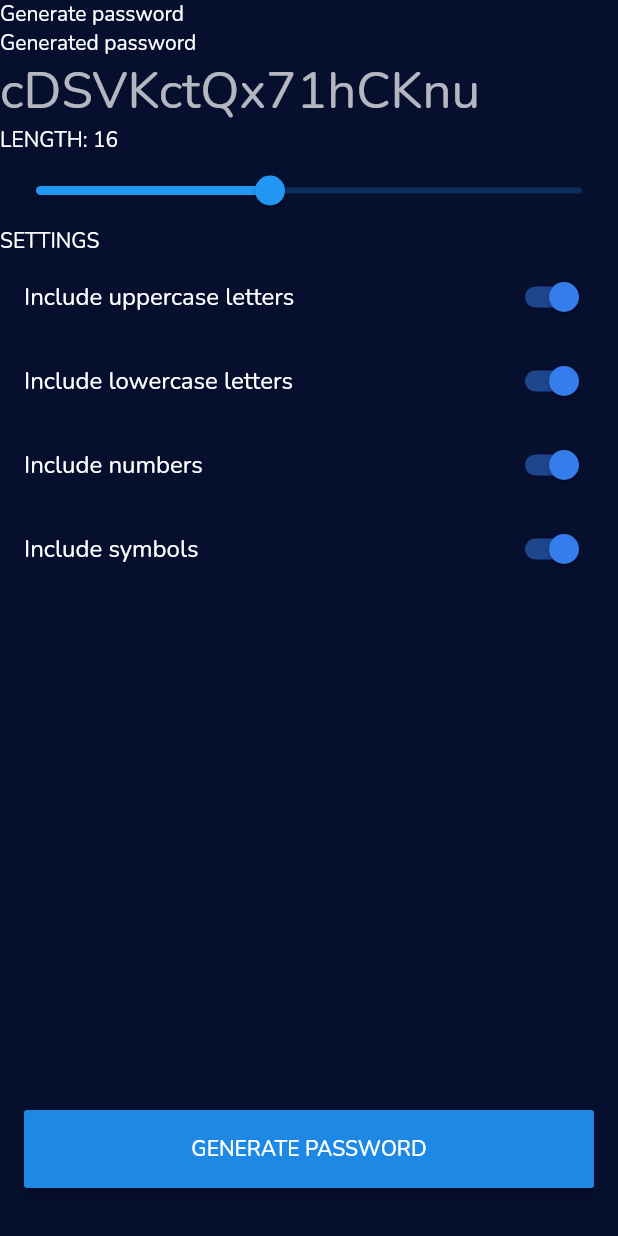
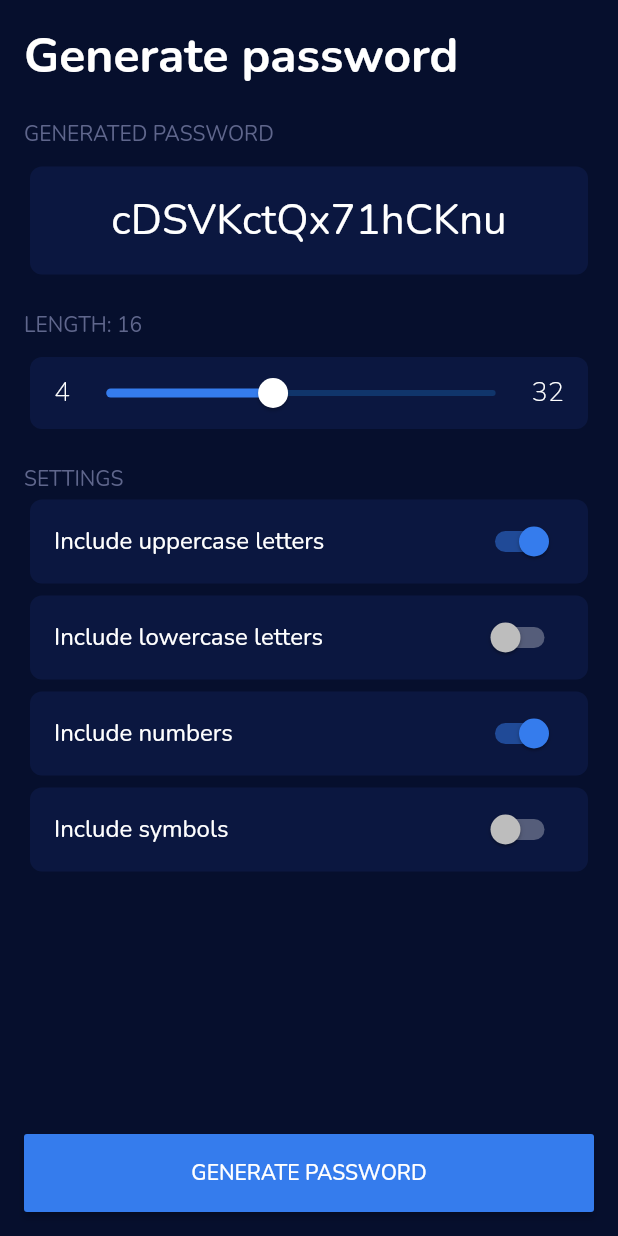
Before and after one commit to castrors/password_generator, a Flutter app: the screen it shows after launch, on a phone screen of 412 x 824 dp. Run offline on Flutter 3.47's test engine with Material 2 defaults, Android fonts, the light colour scheme and no system bars; our stand-ins replace google_fonts.

Commit message:
Draw the custom layout

```diff
--- /dev/null
+++ b/lib/colors.dart
@@ -0,0 +1,6 @@
+import 'package:flutter/material.dart';
+
+const accentColor = Color(0xFF357ced);
+const fieldColor = Color(0xFF0b1740);
+const hintColor = Color(0xFF5f668c);
+const backgroundColor = Color(0xFF060f2d);
--- a/lib/main.dart
+++ b/lib/main.dart
@@ -1,7 +1,6 @@
 import 'package:flutter/material.dart';
-import 'package:google_fonts/google_fonts.dart';
-
-final _fieldColors = Color(0xFF0b1740);
+import 'package:password_generator/password_generator_page.dart';
+import 'package:password_generator/theme.dart';
 
 void main() => runApp(App());
 
@@ -9,85 +8,8 @@ class App extends StatelessWidget {
   @override
   Widget build(BuildContext context) {
     return MaterialApp(
-      theme: ThemeData(
-          brightness: Brightness.dark,
-          accentColor: Color(0xFF357ced),
-          primaryColor: Color(0xFF357ced),
-          scaffoldBackgroundColor: Color(0xFF060f2d),
-          fontFamily: GoogleFonts.nunito().fontFamily),
+      theme: appTheme,
       home: PasswordGeneratorPage(),
     );
   }
 }
-
-class PasswordGeneratorPage extends StatelessWidget {
-  @override
-  Widget build(BuildContext context) {
-    return Scaffold(
-      body: SafeArea(
-        child: Column(
-          crossAxisAlignment: CrossAxisAlignment.stretch,
-          children: <Widget>[
-            Text(
-              'Generate password',
-            ),
-            Text(
-              'Generated password',
-            ),
-            Text(
-              'cDSVKctQx71hCKnu',
-              style: Theme.of(context).textTheme.display1,
-            ),
-            Text(
-              'LENGTH: 16',
-            ),
-            Slider(
-              onChanged: (value) {},
-              value: 16,
-              max: 32,
-              min: 4,
-            ),
-            Text('SETTINGS'),
-            SwitchListTile(
-              onChanged: (value) {},
-              title: Text('Include uppercase letters'),
-              value: true,
-            ),
-            SwitchListTile(
-              onChanged: (value) {},
-              title: Text('Include lowercase letters'),
-              value: true,
-            ),
-            SwitchListTile(
-              onChanged: (value) {},
-              title: Text('Include numbers'),
-              value: true,
-            ),
-            SwitchListTile(
-              onChanged: (value) {},
-              title: Text('Include symbols'),
-              value: true,
-            ),
-            Expanded(
-              child: Align(
-                alignment: Alignment.bottomCenter,
-                child: Padding(
-                  padding: const EdgeInsets.symmetric(
-                      horizontal: 16.0, vertical: 32.0),
-                  child: SizedBox(
-                    height: 52,
-                    width: MediaQuery.of(context).size.width,
-                    child: RaisedButton(
-                      child: Text('GENERATE PASSWORD'),
-                      onPressed: () {},
-                    ),
-                  ),
-                ),
-              ),
-            )
-          ],
-        ),
-      ),
-    );
-  }
-}
--- /dev/null
+++ b/lib/password_generator_page.dart
@@ -0,0 +1,131 @@
+import 'package:flutter/material.dart';
+import 'package:password_generator/colors.dart';
+import 'package:password_generator/rounded_container.dart';
+
+class PasswordGeneratorPage extends StatelessWidget {
+  @override
+  Widget build(BuildContext context) {
+    return Scaffold(
+      body: SafeArea(
+        child: Padding(
+          padding: const EdgeInsets.all(16.0),
+          child: Column(
+            crossAxisAlignment: CrossAxisAlignment.stretch,
+            children: <Widget>[
+              Text(
+                'Generate password',
+                style: TextStyle(fontWeight: FontWeight.bold, fontSize: 32),
+              ),
+              SizedBox(
+                height: 20,
+              ),
+              Text(
+                'GENERATED PASSWORD',
+                style: TextStyle(color: hintColor),
+              ),
+              SizedBox(
+                height: 8,
+              ),
+              RoundedContainer(
+                height: 72,
+                child: Text('cDSVKctQx71hCKnu',
+                    style: TextStyle(
+                      fontWeight: FontWeight.w400,
+                      fontSize: 28,
+                    )),
+              ),
+              SizedBox(
+                height: 20,
+              ),
+              Text(
+                'LENGTH: 16',
+                style: TextStyle(color: hintColor),
+              ),
+              SizedBox(
+                height: 8,
+              ),
+              RoundedContainer(
+                child: Row(
+                  children: <Widget>[
+                    Padding(
+                      padding: const EdgeInsets.only(left: 16.0),
+                      child: Text(
+                        '4',
+                        style: TextStyle(
+                            fontWeight: FontWeight.w100, fontSize: 18),
+                      ),
+                    ),
+                    Expanded(
+                      child: Slider(
+                        onChanged: (value) {},
+                        value: 16,
+                        max: 32,
+                        min: 4,
+                      ),
+                    ),
+                    Padding(
+                      padding: const EdgeInsets.only(right: 16.0),
+                      child: Text(
+                        '32',
+                        style: TextStyle(
+                            fontWeight: FontWeight.w100, fontSize: 18),
+                      ),
+                    ),
+                  ],
+                ),
+              ),
+              SizedBox(
+                height: 20,
+              ),
+              Text(
+                'SETTINGS',
+                style: TextStyle(color: hintColor),
+              ),
+              RoundedContainer(
+                child: SwitchListTile(
+                  onChanged: (value) {},
+                  title: Text('Include uppercase letters'),
+                  value: true,
+                ),
+              ),
+              RoundedContainer(
+                child: SwitchListTile(
+                  onChanged: (value) {},
+                  title: Text('Include lowercase letters'),
+                  value: false,
+                ),
+              ),
+              RoundedContainer(
+                child: SwitchListTile(
+                  onChanged: (value) {},
+                  title: Text('Include numbers'),
+                  value: true,
+                ),
+              ),
+              RoundedContainer(
+                child: SwitchListTile(
+                  onChanged: (value) {},
+                  title: Text('Include symbols'),
+                  value: false,
+                ),
+              ),
+              Expanded(
+                child: Align(
+                  alignment: Alignment.bottomCenter,
+                  child: SizedBox(
+                    height: 52,
+                    width: MediaQuery.of(context).size.width,
+                    child: RaisedButton(
+                      child: Text('GENERATE PASSWORD'),
+                      onPressed: () {},
+                    ),
+                  ),
+                ),
+              )
+            ],
+          ),
+        ),
+      ),
+    );
+  }
+}
--- /dev/null
+++ b/lib/rounded_container.dart
@@ -0,0 +1,27 @@
+import 'package:flutter/material.dart';
+import 'package:password_generator/colors.dart';
+
+class RoundedContainer extends StatelessWidget {
+  final Color backgroundColor;
+  final Widget child;
+  final double height;
+
+  const RoundedContainer(
+      {Key key, this.backgroundColor = fieldColor, this.height, this.child})
+      : super(key: key);
+
+  @override
+  Widget build(BuildContext context) {
+    return Padding(
+      padding: const EdgeInsets.all(4.0),
+      child: Container(
+          height: height,
+          decoration: ShapeDecoration(
+              shape: RoundedRectangleBorder(
+                borderRadius: new BorderRadius.circular(8.0),
+              ),
+              color: backgroundColor),
+          child: Center(child: child)),
+    );
+  }
+}
--- /dev/null
+++ b/lib/theme.dart
@@ -0,0 +1,17 @@
+import 'package:flutter/material.dart';
+import 'package:google_fonts/google_fonts.dart';
+import 'package:password_generator/colors.dart';
+
+final appTheme = ThemeData(
+  brightness: Brightness.dark,
+  accentColor: accentColor,
+  primaryColor: accentColor,
+  toggleableActiveColor: accentColor,
+  buttonColor: accentColor,
+  sliderTheme: SliderThemeData(
+    thumbColor: Colors.white,
+    activeTrackColor: accentColor,
+  ),
+  scaffoldBackgroundColor: backgroundColor,
+  fontFamily: GoogleFonts.nunito().fontFamily,
+);
```
